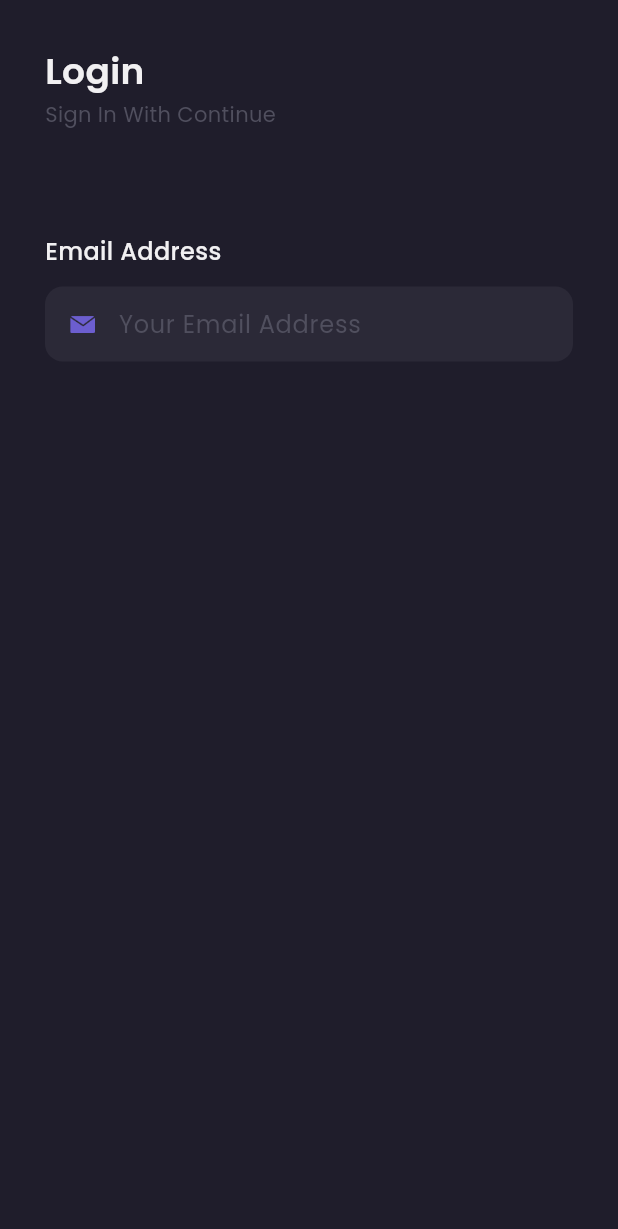
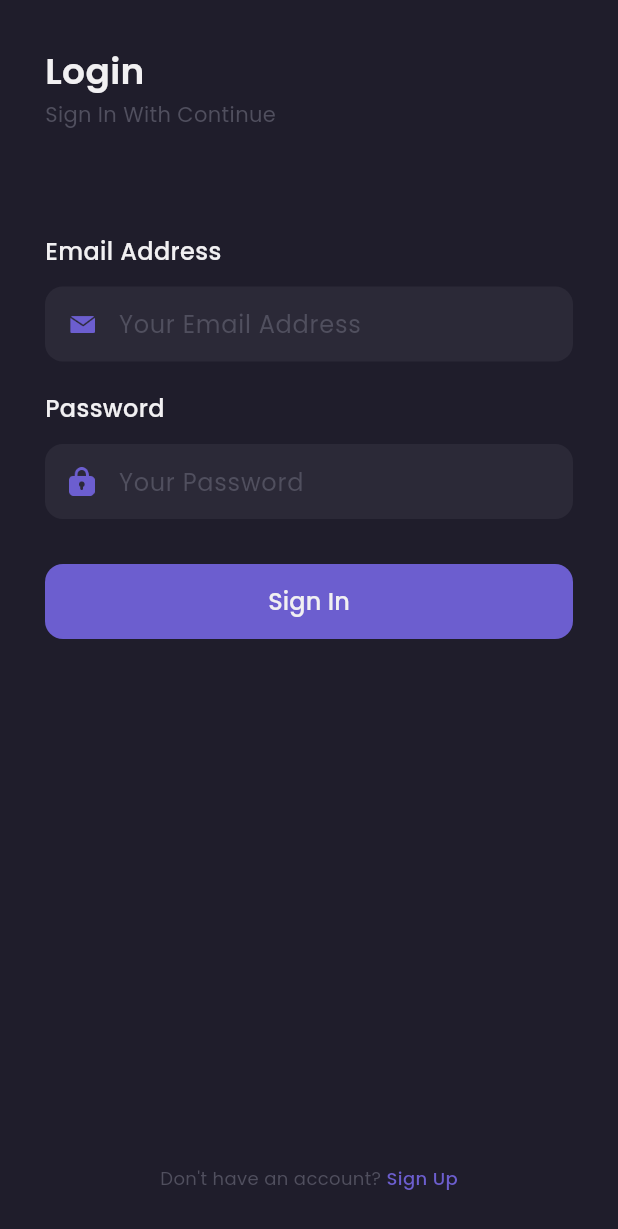
Before and after one commit to yusufmaruf/shamo, a Flutter app: the screen it shows after launch, on a phone screen of 412 x 824 dp. Shown: the top 1229 px of the screen. Run offline on Flutter 3.47's test engine with Material 3 defaults, Android fonts, the phone set to English and light mode, and no system bars; our stand-ins replace google_fonts.

Commit message:
done sign in

```diff
--- a/lib/pages/sign_in_page.dart
+++ b/lib/pages/sign_in_page.dart
@@ -76,8 +76,101 @@ class SignInPage extends StatelessWidget {
           ));
     }
 
+    Widget passwordInput() {
+      return Container(
+          margin: EdgeInsets.only(top: 20),
+          child: Column(
+            crossAxisAlignment: CrossAxisAlignment.start,
+            children: [
+              Text(
+                'Password',
+                style:
+                    primaryTextStyle.copyWith(fontSize: 16, fontWeight: medium),
+              ),
+              SizedBox(
+                height: 12,
+              ),
+              Container(
+                height: 50,
+                padding: EdgeInsets.symmetric(
+                  horizontal: 16,
+                ),
+                decoration: BoxDecoration(
+                  color: backgroundColor2,
+                  borderRadius: BorderRadius.circular(12),
+                ),
+                child: Center(
+                  child: Row(
+                    children: [
+                      Image.asset(
+                        'assets/icon_password.png',
+                        width: 17,
+                      ),
+                      SizedBox(
+                        width: 16,
+                      ),
+                      Expanded(
+                          child: TextFormField(
+                        style: primaryTextStyle,
+                        obscureText: true,
+                        decoration: InputDecoration.collapsed(
+                          hintText: 'Your Password',
+                          hintStyle: subtitleTextStyle,
+                        ),
+                      ))
+                    ],
+                  ),
+                ),
+              ),
+            ],
+          ));
+    }
+
+    Widget signInButton() {
+      return Container(
+        height: 50,
+        width: double.infinity,
+        margin: EdgeInsets.only(top: 30),
+        child: TextButton(
+          onPressed: () {},
+          style: TextButton.styleFrom(
+              backgroundColor: primaryColor,
+              shape: RoundedRectangleBorder(
+                borderRadius: BorderRadius.circular(12),
+              )),
+          child: Text(
+            'Sign In',
+            style: primaryTextStyle.copyWith(
+              fontSize: 16,
+              fontWeight: medium,
+            ),
+          ),
+        ),
+      );
+    }
+
+    Widget footer() {
+      return Container(
+        margin: EdgeInsets.only(bottom: 30),
+        child: Row(
+          mainAxisAlignment: MainAxisAlignment.center,
+          children: [
+            Text(
+              'Don\'t have an account? ',
+              style: subtitleTextStyle.copyWith(fontSize: 12),
+            ),
+            Text(
+              'Sign Up',
+              style: purpleTextStyle.copyWith(fontSize: 12, fontWeight: medium),
+            )
+          ],
+        ),
+      );
+    }
+
     return Scaffold(
       backgroundColor: backgroundColor1,
+      resizeToAvoidBottomInset: false,
       body: SafeArea(
           child: Container(
         margin: EdgeInsets.symmetric(horizontal: defaultMargin),
@@ -86,6 +179,10 @@ class SignInPage extends StatelessWidget {
           children: [
             header(),
             emailInput(),
+            passwordInput(),
+            signInButton(),
+            Spacer(),
+            footer(),
           ],
         ),
       )),
```
